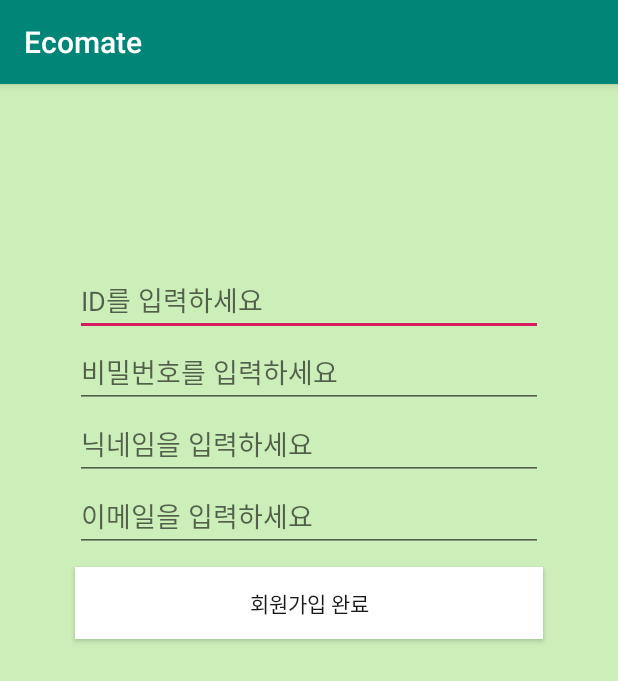
After one commit to juyeoniii/Graduation_project, an Android app: the RegisterActivity screen opened directly, with no data from a screen before it, on a phone screen of 412 x 824 dp. The commit adds this screen. Shown: the top 681 px of the screen. Run offline under Robolectric (Android 15) with nearby library versions, the phone set to English and light mode, and no system bars.

Commit message:
login액티비티랑 register액티비티

```diff
--- a/app/src/main/AndroidManifest.xml
+++ b/app/src/main/AndroidManifest.xml
@@ -9,6 +9,8 @@
         android:roundIcon="@mipmap/ic_launcher_round"
         android:supportsRtl="true"
         android:theme="@style/AppTheme">
+        <activity android:name=".RegisterActivity"></activity>
+        <activity android:name=".LoginActivity" />
         <activity android:name=".MainActivity">
             <intent-filter>
                 <action android:name="android.intent.action.MAIN" />
--- /dev/null
+++ b/app/src/main/java/com/example/ecomate/RegisterActivity.java
@@ -0,0 +1,14 @@
+package com.example.ecomate;
+
+import androidx.appcompat.app.AppCompatActivity;
+
+import android.os.Bundle;
+
+public class RegisterActivity extends AppCompatActivity {
+
+    @Override
+    protected void onCreate(Bundle savedInstanceState) {
+        super.onCreate(savedInstanceState);
+        setContentView(R.layout.activity_register);
+    }
+}
--- /dev/null
+++ b/app/src/main/res/layout/activity_register.xml
@@ -0,0 +1,69 @@
+<?xml version="1.0" encoding="utf-8"?>
+<androidx.constraintlayout.widget.ConstraintLayout xmlns:android="http://schemas.android.com/apk/res/android"
+    xmlns:app="http://schemas.android.com/apk/res-auto"
+    xmlns:tools="http://schemas.android.com/tools"
+    android:layout_width="match_parent"
+    android:layout_height="match_parent"
+    tools:context=".RegisterActivity">
+
+    <LinearLayout
+        android:background="#CCEEB8"
+        android:layout_width="match_parent"
+        android:layout_height="match_parent"
+        android:orientation="vertical"
+        app:layout_constraintEnd_toEndOf="parent"
+        app:layout_constraintStart_toStartOf="parent"
+        tools:layout_editor_absoluteY="265dp">
+
+        <EditText
+            android:id="@+id/idregister"
+            android:layout_marginTop="120dp"
+            android:layout_marginLeft="50dp"
+            android:layout_marginRight="50dp"
+            android:layout_width="match_parent"
+            android:layout_height="wrap_content"
+            android:hint="ID를 입력하세요"
+            ></EditText>
+
+        <EditText
+            android:id="@+id/pwregister"
+            android:layout_marginLeft="50dp"
+            android:layout_marginRight="50dp"
+            android:layout_width="match_parent"
+            android:layout_height="wrap_content"
+            android:hint="비밀번호를 입력하세요"
+            ></EditText>
+        <EditText
+            android:id="@+id/nameregister"
+            android:layout_marginLeft="50dp"
+            android:layout_marginRight="50dp"
+            android:layout_width="match_parent"
+            android:layout_height="wrap_content"
+            android:hint="닉네임을 입력하세요"
+            ></EditText>
+        <EditText
+            android:id="@+id/emailregister"
+            android:layout_marginLeft="50dp"
+            android:layout_marginRight="50dp"
+            android:layout_width="match_parent"
+            android:layout_height="wrap_content"
+            android:hint="이메일을 입력하세요"
+            ></EditText>
+
+        <Button
+            android:id="@+id/complete"
+            android:layout_marginTop="10dp"
+            android:layout_marginLeft="50dp"
+            android:layout_marginRight="50dp"
+            android:layout_gravity="center"
+            android:layout_width="match_parent"
+            android:layout_height="wrap_content"
+            android:background="#ffffffff"
+            android:textColor="#1A1818"
+            android:text="회원가입 완료"
+            app:layout_constraintEnd_toEndOf="parent"
+            app:layout_constraintStart_toStartOf="parent" />
+
+
+    </LinearLayout>
+</androidx.constraintlayout.widget.ConstraintLayout>
```
Also changed, not shown: app/src/main/java/com/example/ecomate/LoginActivity.java (added, +14 -0 lines), app/src/main/java/com/example/ecomate/MainActivity.java (+8 -4 lines), app/src/main/res/layout/activity_login.xml (added, +9 -0 lines), app/src/main/res/layout/activity_main.xml (+56 -15 lines).
